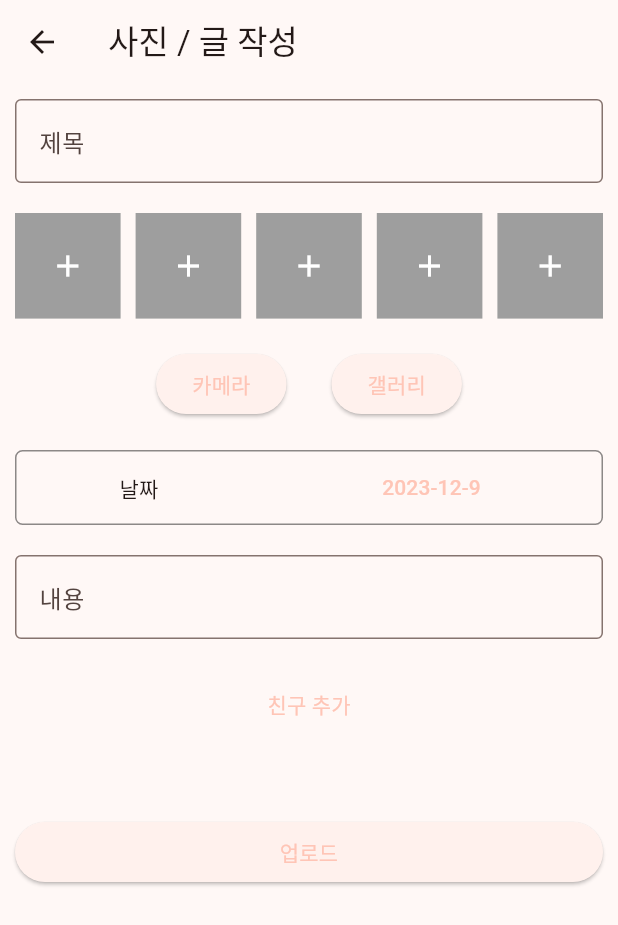
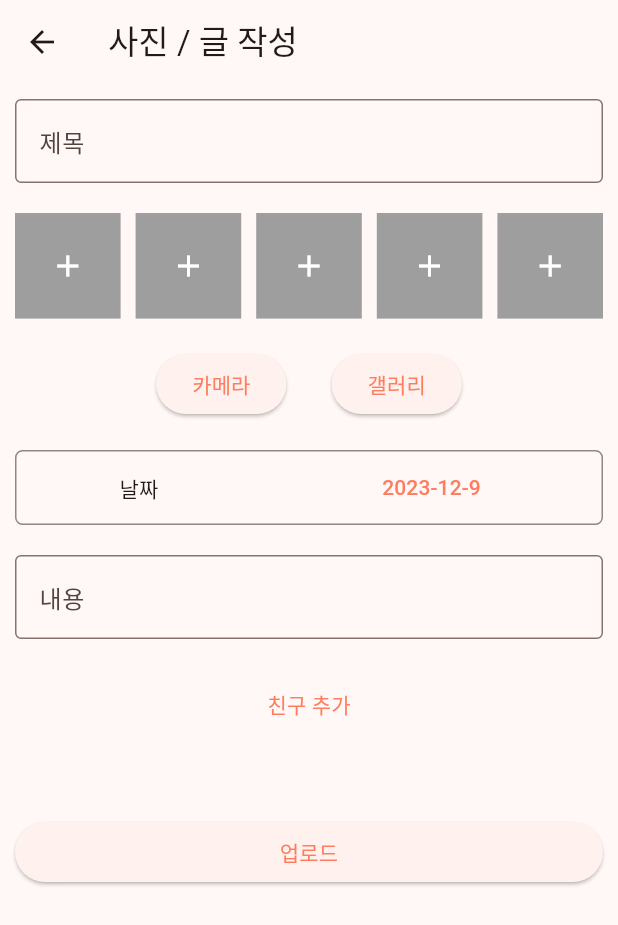
Before and after one commit to 22nd-Hoondong/Re-Frame, a Flutter app: the screen it shows once a user with an empty profile is signed in, after a tap on the "edit" icon, on a phone screen of 412 x 824 dp. Shown: the top 925 px of the screen. Run offline on Flutter 3.47's test engine with Material 3 defaults, Android fonts, the phone set to English and light mode, and no system bars; our stand-ins replace cloud_firestore, equatable, firebase_auth, firebase_core, firebase_storage, google_sign_in and 4 more; accounts and stored records are empty; generated files the repository leaves out were written again; Roboto replaces fonts that are missing (GowunDodum).

Commit message:
chore: font tint changed

```diff
--- a/lib/Pages/upload.dart
+++ b/lib/Pages/upload.dart
@@ -7,6 +7,7 @@ import 'package:re_frame/Models/friend_model.dart';
 import 'package:cloud_firestore/cloud_firestore.dart';
 import 'package:firebase_auth/firebase_auth.dart';
 import 'package:firebase_storage/firebase_storage.dart';
+import 'package:re_frame/main.dart';
 
 class UploadScreen extends StatefulWidget {
   const UploadScreen({super.key});
@@ -94,7 +95,7 @@ class _UploadScreenState extends State<UploadScreen> {
                           if (imageList[selected] != null) selected++;
                         });
                       },
-                      child: const Text('카메라')),
+                      child: Text('카메라', style: TextStyle(color: darkBackgroundColor),)),
                   const SizedBox(
                     width: 30,
                   ),
@@ -105,7 +106,7 @@ class _UploadScreenState extends State<UploadScreen> {
                           if (imageList[selected] != null) selected++;
                         });
                       },
-                      child: const Text('갤러리')),
+                      child: Text('갤러리', style: TextStyle(color: darkBackgroundColor),)),
                 ],
               ),
               const SizedBox(
@@ -132,7 +133,7 @@ class _UploadScreenState extends State<UploadScreen> {
                           });
                         }
                       },
-                      child: Text('${date.year}-${date.month}-${date.day}'),
+                      child: Text('${date.year}-${date.month}-${date.day}', style: TextStyle(color: darkBackgroundColor),),
                     ),
                   ],
                 ),
@@ -154,7 +155,7 @@ class _UploadScreenState extends State<UploadScreen> {
                 stream: UploadScreen.bloc.stream,
                 builder: (BuildContext context, AsyncSnapshot snapshot) {
                   return TextButton(
-                    child: const Text('친구 추가'),
+                    child: Text('친구 추가', style: TextStyle(color: darkBackgroundColor),),
                     onPressed: () {
                       if (snapshot.hasData) {
                         var friendList = snapshot.data as List<FriendInfo>;
@@ -180,7 +181,7 @@ class _UploadScreenState extends State<UploadScreen> {
                                     itemCount: friendList.length,
                                     itemBuilder: (BuildContext context, int idx) {
                                       return TextButton(
-                                        child: Text(friendList[idx].name),
+                                        child: Text(friendList[idx].name, style: TextStyle(color: darkBackgroundColor),),
                                         onPressed: () {
                                           if (!addFriendList.contains(friendList[idx])) {
                                             setState(() {
@@ -304,7 +305,7 @@ class _UploadScreenState extends State<UploadScreen> {
                       Navigator.pop(context);
                     }
                   },
-                  child: const Text('업로드'),
+                  child: Text('업로드', style: TextStyle(color: darkBackgroundColor),),
                 ),
               ),
             ],
--- a/lib/main.dart
+++ b/lib/main.dart
@@ -45,7 +45,10 @@ class MyApp extends StatelessWidget {
     return MaterialApp(
       title: 'Flutter Demo',
       theme: ThemeData(
-        colorScheme: ColorScheme.fromSeed(seedColor: pointColor, primary: pointColor, background: backgroundColor),
+          colorScheme: ColorScheme.fromSeed(seedColor: pointColor,
+              primary: pointColor,
+              background: backgroundColor,
+              onPrimaryContainer: Colors.black),
           useMaterial3: true,
           fontFamily: 'GowunDodum',
       ),
```
Lines whose indentation alone changed are shown as unchanged.
